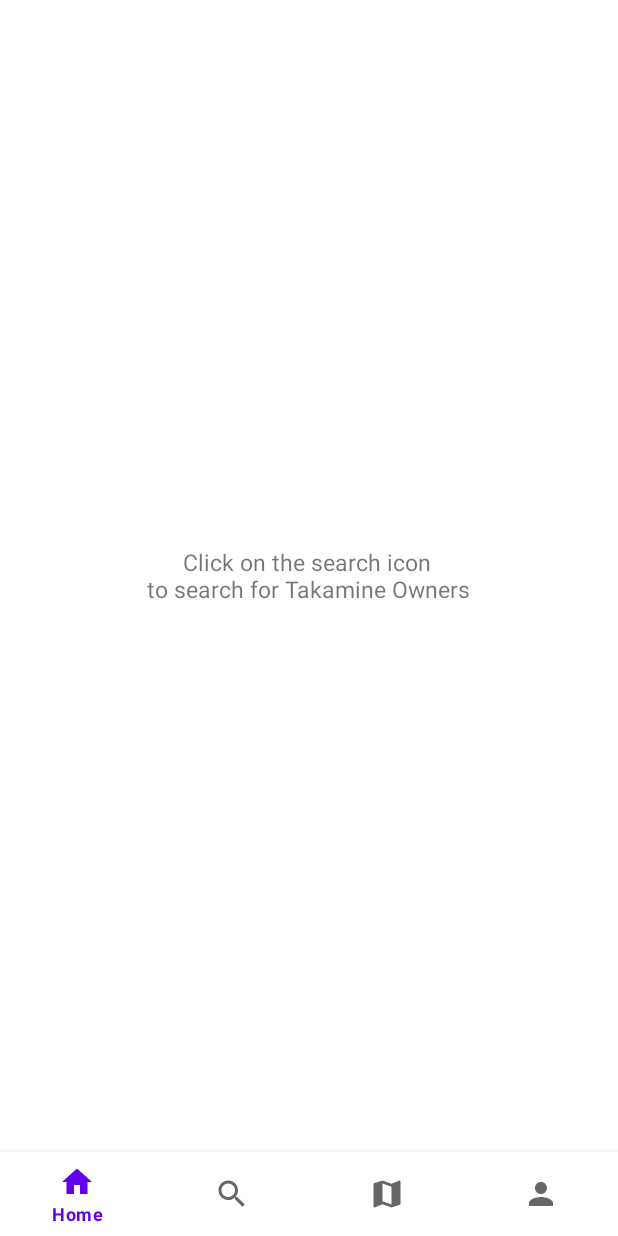
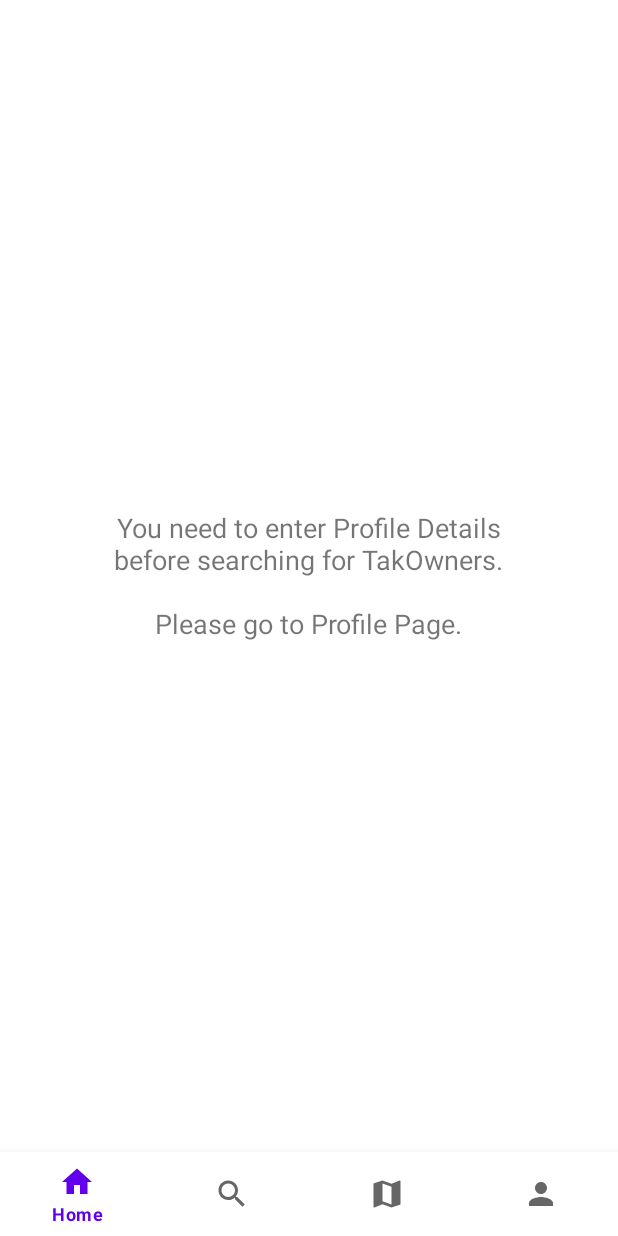
Before and after one commit to panosbabo/TakOwnersMart, an Android app: the fragment SearchPage placed in its activity, on a phone screen of 412 x 824 dp. Run offline under Robolectric (Android 15) with nearby library versions, the phone set to English and light mode, and no system bars; our stand-ins replace Room's generated code.

Commit message:
Added constraint to search if the user has not entered profile details

```diff
--- a/app/src/main/java/com/example/takownersmart/MyWishList.java
+++ b/app/src/main/java/com/example/takownersmart/MyWishList.java
@@ -16,9 +16,7 @@
 
 public class MyWishList extends AppCompatActivity {
 
-    // Variables for a recycler view.
-    private RecyclerView wishListView;
-    private TextView emptyView;
+    // Variables for a recycler view adapter
     private WishListAdapter wishListAdapter;
     private List<Guitar> guitarListItems;
 
@@ -27,9 +25,15 @@
         super.onCreate(savedInstanceState);
         setContentView(R.layout.activity_my_wish_list);
 
+        // View Variables for the wishlist
+        RecyclerView wishListView;
+        TextView emptyView;
+        TextView empty_hint;
+
         // Initializing Views to the related R.id's
         wishListView = (RecyclerView) findViewById(R.id.idWishList);
         emptyView = (TextView) findViewById(R.id.empty_wishlist);
+        empty_hint = (TextView) findViewById(R.id.hint_wishlist);
 
         // Initializing Recycler View for the WishList
         initRecyclerView();
@@ -42,6 +46,7 @@
         if (guitarListItems.isEmpty()) {
             wishListView.setVisibility(View.GONE);
             emptyView.setVisibility(View.VISIBLE);
+            empty_hint.setVisibility(View.VISIBLE);
         }
         else {
             // Creating a descent textview for the wish list page title
@@ -51,6 +56,7 @@
 
             wishListView.setVisibility(View.VISIBLE);
             emptyView.setVisibility(View.GONE);
+            empty_hint.setVisibility(View.GONE);
         }
     }
 
--- a/app/src/main/java/com/example/takownersmart/SearchPage.java
+++ b/app/src/main/java/com/example/takownersmart/SearchPage.java
@@ -1,11 +1,19 @@
 package com.example.takownersmart;
 
+import android.annotation.SuppressLint;
 import android.content.Intent;
+import android.graphics.Typeface;
 import android.os.Bundle;
 import androidx.fragment.app.Fragment;
+import androidx.recyclerview.widget.RecyclerView;
+
 import android.view.LayoutInflater;
 import android.view.View;
 import android.view.ViewGroup;
+import android.widget.TextView;
+import android.widget.Toast;
+
+import com.example.takownersmart.db.ProfileDatabase;
 
 /**
  * A simple {@link Fragment} subclass.
@@ -40,15 +48,51 @@
     public void onCreate(Bundle savedInstanceState) {
         super.onCreate(savedInstanceState);
 
-        // Creating a new Intent for the next activity
-        Intent intent = new Intent(SearchPage.super.getContext(), SearchGuitars.class);
-        startActivity(intent);
+        ProfileDatabase db = ProfileDatabase.getDbInstance(this.getContext());
+
+
+
+        if(db.profileDao().getprofile().isEmpty()) {
+            Toast.makeText(getContext(), "Please Enter Profile details first.", Toast.LENGTH_SHORT).show();
+        }
+        else {
+            // Creating a new Intent for the next activity
+            Intent intent = new Intent(SearchPage.super.getContext(), SearchGuitars.class);
+            startActivity(intent);
+        }
     }
 
+    @SuppressLint("MissingInflatedId")
     @Override
     public View onCreateView(LayoutInflater inflater, ViewGroup container,
                              Bundle savedInstanceState) {
+
         // Inflate the layout for this fragment
-        return inflater.inflate(R.layout.fragment_search_page, container, false);
+        View view = inflater.inflate(R.layout.fragment_search_page, container, false);
+
+        // Calling Profile Database
+        ProfileDatabase db = ProfileDatabase.getDbInstance(this.getContext());
+
+        // Initializing TextViews for the relative message
+        TextView non_registered;
+        TextView registered;
+
+        // Initializing Views to the related R.id's
+        non_registered = (TextView) view.findViewById(R.id.non_registered_view);
+        registered = (TextView) view.findViewById(R.id.registered_view);
+
+        /* If-Else statement to check whether the user has entered profile details
+        or not and display the related content in each case. */
+        if (db.profileDao().getprofile().isEmpty()) {
+            registered.setVisibility(View.GONE);
+            non_registered.setVisibility(View.VISIBLE);
+        }
+        else {
+            // Creating a descent textview for the wish list page title
+            registered.setVisibility(View.VISIBLE);
+            non_registered.setVisibility(View.GONE);
+        }
+
+        return view;
     }
 }
--- a/app/src/main/res/layout/fragment_search_page.xml
+++ b/app/src/main/res/layout/fragment_search_page.xml
@@ -6,10 +6,21 @@
     tools:context=".SearchPage">
 
     <TextView
+        android:id="@+id/registered_view"
         android:layout_width="wrap_content"
         android:layout_height="wrap_content"
         android:layout_gravity="center"
+        android:textAlignment="center"
         android:textSize="15sp"
-        android:text="      Click on the search icon\nto search for Takamine Owners" />
+        android:text="Click on the search icon\nto search for Takamine Owners" />
+
+    <TextView
+        android:id="@+id/non_registered_view"
+        android:layout_width="298dp"
+        android:layout_height="wrap_content"
+        android:layout_gravity="center"
+        android:textAlignment="center"
+        android:text="You need to enter Profile Details before searching for TakOwners.\n\nPlease go to Profile Page."
+        android:textSize="18sp" />
 
 </FrameLayout>
```
